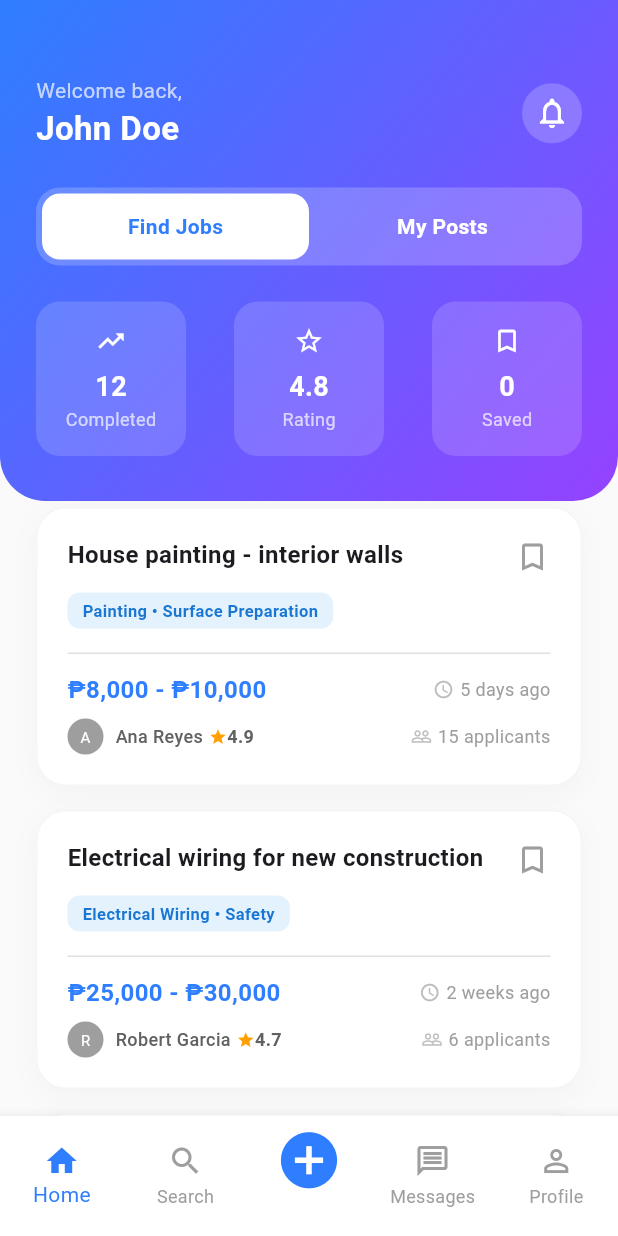
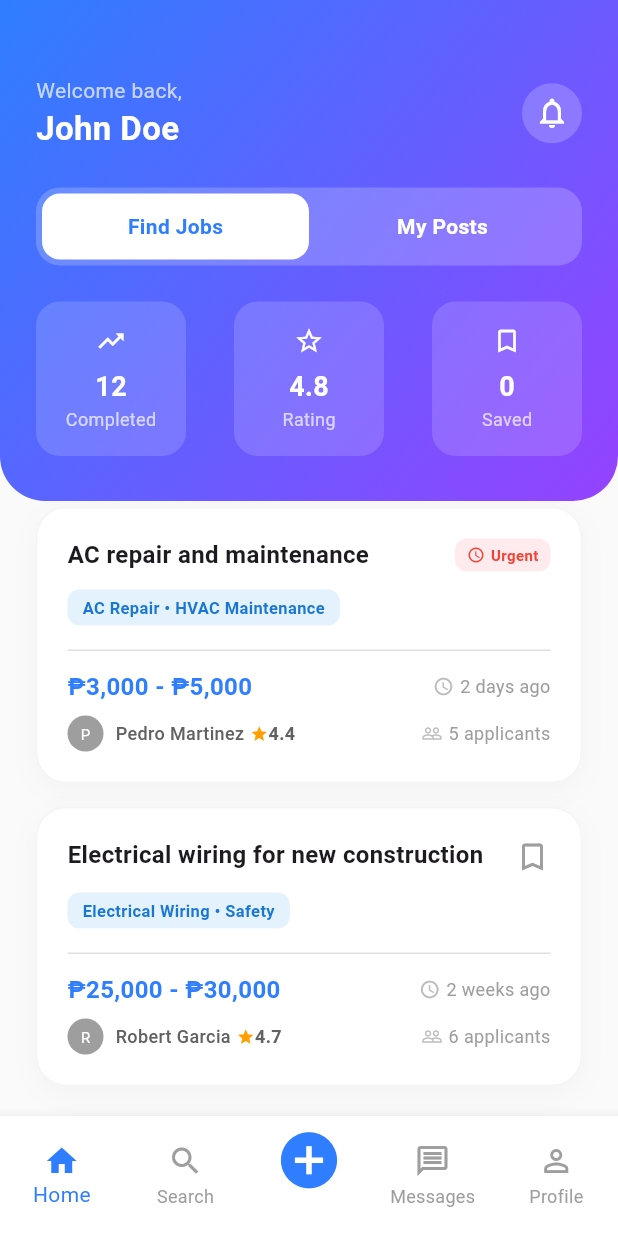
Before and after one commit to Nakauli/BuhayLink, a Flutter app: the DashboardPage screen opened directly, scrolled down 550 dp, on a phone screen of 412 x 824 dp. Run offline on Flutter 3.47's test engine with Material 3 defaults, Android fonts, the light colour scheme and no system bars; our stand-ins replace cloud_firestore, firebase_auth, firebase_core, image_picker; accounts and stored records are empty.

Commit message:
Fix: Restore full Dashboard UI, stats card, and navigation logic

```diff
--- a/lib/features/home/presentation/pages/dashboard_page.dart
+++ b/lib/features/home/presentation/pages/dashboard_page.dart
@@ -1,6 +1,7 @@
 import 'package:flutter/material.dart';
-import 'search_page.dart'; // Ensure you created this file from the previous step!
-import 'messages_page.dart';
+import 'search_page.dart';    // Ensure these files exist
+import 'messages_page.dart';  // form previous steps
+import 'profile_page.dart';   // form previous steps
 
 class DashboardPage extends StatefulWidget {
   const DashboardPage({super.key});
@@ -10,16 +11,15 @@ class DashboardPage extends StatefulWidget {
 }
 
 class _DashboardPageState extends State<DashboardPage> {
-  // --- 1. NAVIGATION STATE ---
-  int _bottomNavIndex = 0; // 0 = Home, 1 = Search, etc.
+  // --- NAVIGATION STATE ---
+  int _bottomNavIndex = 0; // 0=Home, 1=Search, 2=Post, 3=Messages, 4=Profile
 
-  // --- 2. HOME TAB STATE ---
+  // --- HOME TAB STATE ---
   int selectedCategoryIndex = 0;
   bool isFindJobs = true; // Toggle state
-
   final List<String> categories = ["All", "Nearby", "Urgent", "High Pay", "Remote"];
 
-  // Your Job Data
+  // --- MOCK DATA ---
   final List<Map<String, dynamic>> jobList = [
     {
       "title": "Need experienced plumber for kitchen renovation",
@@ -44,15 +44,15 @@ class _DashboardPageState extends State<DashboardPage> {
       "isUrgent": false,
     },
     {
-      "title": "House painting - interior walls",
-      "tags": "Painting • Surface Preparation",
-      "price": "₱8,000 - ₱10,000",
-      "location": "Pasig City",
-      "user": "Ana Reyes",
-      "rating": "4.9",
-      "applicants": "15 applicants",
-      "time": "5 days ago",
-      "isUrgent": false,
+      "title": "AC repair and maintenance",
+      "tags": "AC Repair • HVAC Maintenance",
+      "price": "₱3,000 - ₱5,000",
+      "location": "Manila City",
+      "user": "Pedro Martinez",
+      "rating": "4.4",
+      "applicants": "5 applicants",
+      "time": "2 days ago",
+      "isUrgent": true,
     },
     {
       "title": "Electrical wiring for new construction",
@@ -65,20 +65,9 @@ class _DashboardPageState extends State<DashboardPage> {
       "time": "2 weeks ago",
       "isUrgent": false,
     },
-    {
-      "title": "AC repair and maintenance",
-      "tags": "AC Repair • HVAC Maintenance",
-      "price": "₱3,000 - ₱5,000",
-      "location": "Manila City",
-      "user": "Pedro Martinez",
-      "rating": "4.4",
-      "applicants": "5 applicants",
-      "time": "2 days ago",
-      "isUrgent": true,
-    },
   ];
 
-  // Filter Logic
+  // --- FILTER LOGIC FOR HOME TAB ---
   List<Map<String, dynamic>> getFilteredJobs() {
     if (!isFindJobs) return [];
 
@@ -105,14 +94,8 @@ class _DashboardPageState extends State<DashboardPage> {
     return Scaffold(
       backgroundColor: Colors.grey[50],
 
-// --- MAIN BODY SWITCHER ---
-      body: _bottomNavIndex == 0
-          ? _buildHomeContent()      // Index 0: Dashboard
-          : _bottomNavIndex == 1
-              ? const SearchPage()   // Index 1: Search
-              : _bottomNavIndex == 3
-                  ? const MessagesPage() // Index 3: MESSAGES (Added this!)
-                  : Center(child: Text("Tab $_bottomNavIndex Coming Soon")),
+      // --- MAIN BODY SWITCHER ---
+      body: _getBodyContent(),
 
       // --- BOTTOM NAVIGATION ---
       bottomNavigationBar: BottomNavigationBar(
@@ -135,7 +118,19 @@ class _DashboardPageState extends State<DashboardPage> {
     );
   }
 
-  // --- HOME TAB CONTENT (Full Code) ---
+  // --- CONTENT SWITCHER ---
+  Widget _getBodyContent() {
+    switch (_bottomNavIndex) {
+      case 0: return _buildHomeContent();
+      case 1: return const SearchPage();   // Links to your Search Page
+      case 2: return const Center(child: Text("Post Job Screen (Coming Soon)"));
+      case 3: return const MessagesPage(); // Links to your Messages Page
+      case 4: return const ProfilePage();  // Links to your Profile Page
+      default: return _buildHomeContent();
+    }
+  }
+
+  // --- HOME TAB CONTENT (Restored Full UI) ---
   Widget _buildHomeContent() {
     final filteredJobs = getFilteredJobs();
 
@@ -281,7 +276,7 @@ class _DashboardPageState extends State<DashboardPage> {
     );
   }
 
-  // --- HELPER WIDGETS (Full Styling Restored) ---
+  // --- HELPER WIDGETS ---
 
   Widget _buildToggleOption(String title, bool isOptionFindJobs) {
     bool isActive = isFindJobs == isOptionFindJobs;
```
